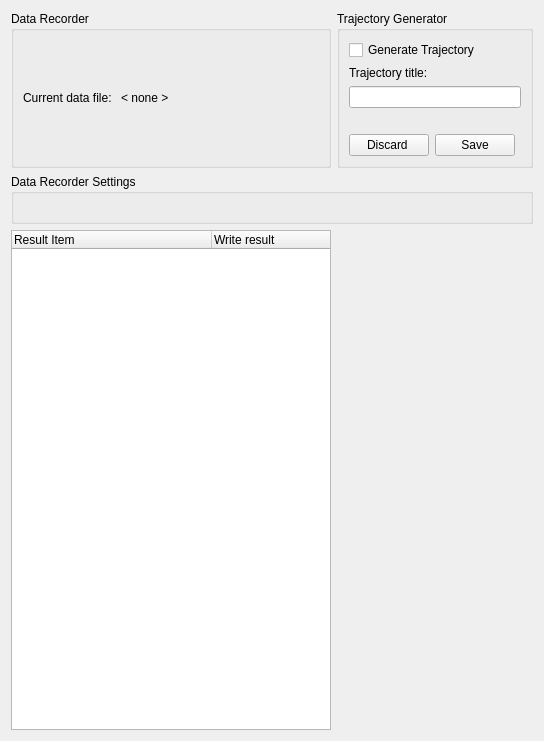
This is modules/datarecorder/dialog/datarecorder.ui in tud-hri/joan as Qt 5 draws it before an edit. The edited form follows.
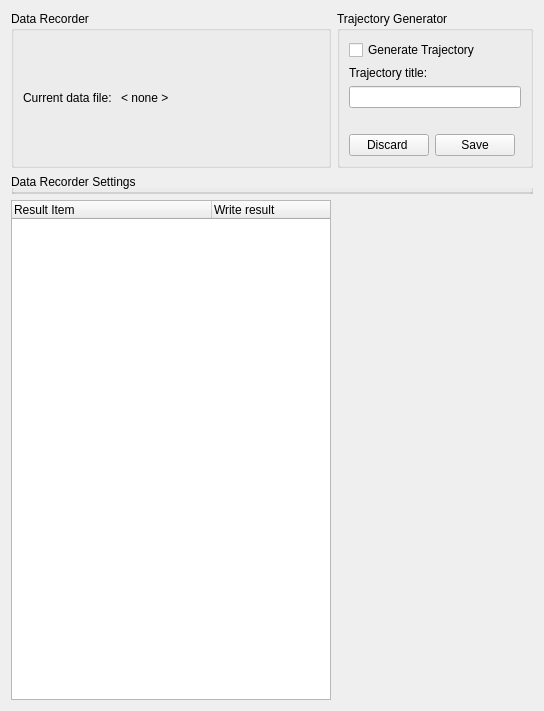
This is the edited form.

What changed in the file:
```diff
--- a/modules/datarecorder/dialog/datarecorder.ui
+++ b/modules/datarecorder/dialog/datarecorder.ui
@@ -159,7 +159,7 @@
      <property name="minimumSize">
       <size>
        <width>0</width>
-       <height>50</height>
+       <height>20</height>
       </size>
      </property>
      <property name="title">
```
